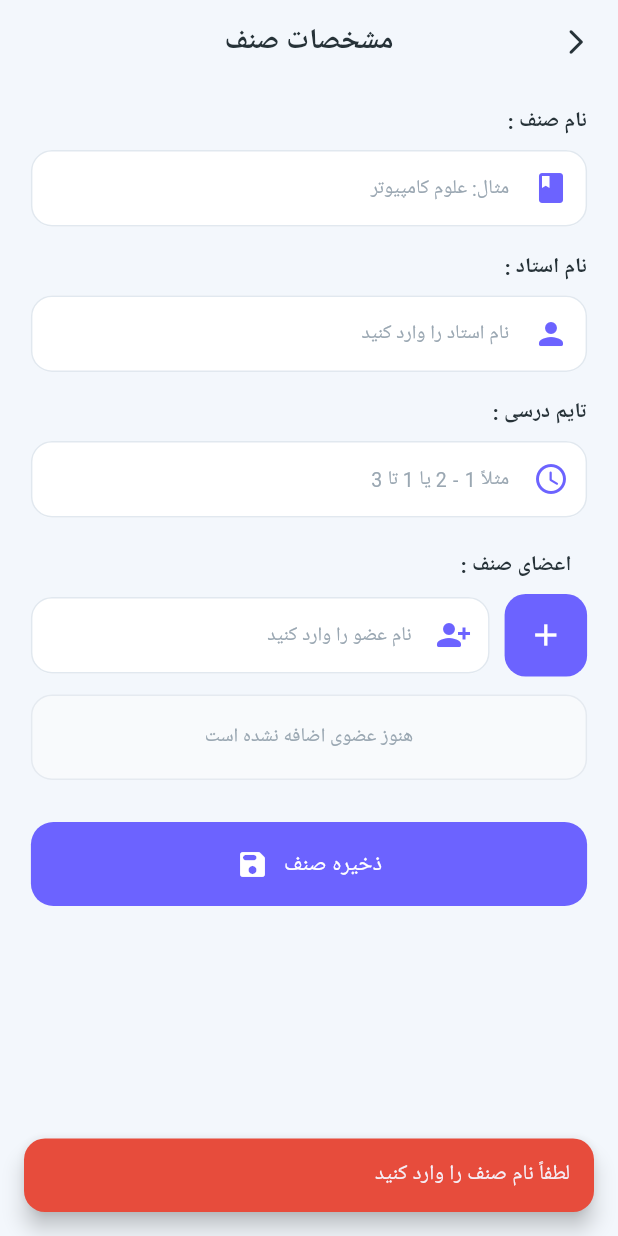
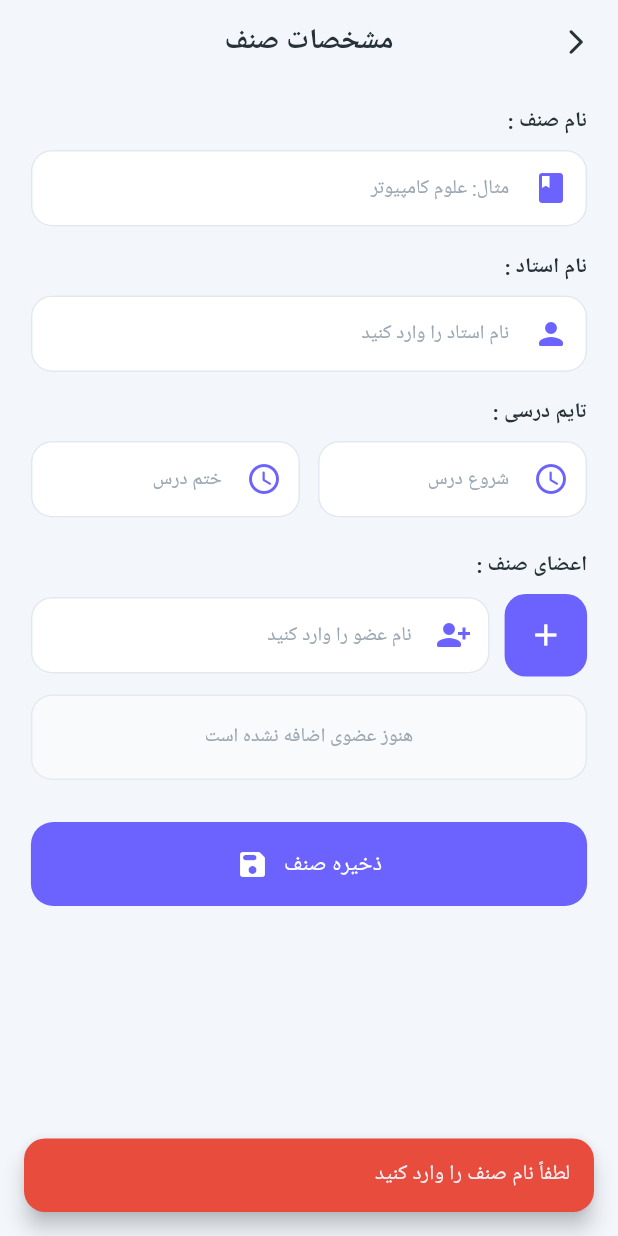
Before and after one commit to ehnoori/class-management-app, a Flutter app: the ClassManagementScreen screen opened directly, after a tap on "ذخیره صنف", on a phone screen of 412 x 824 dp. Run offline on Flutter 3.47's test engine with Material 3 defaults, Android fonts, the phone set to English and light mode, and no system bars; our stand-ins replace google_fonts, isar, open_filex, share_plus; missing offline and left inert: excel; accounts and stored records are empty; generated files the repository leaves out were written again; Roboto replaces fonts that are missing (Vazirmatn).

```diff
--- a/lib/screens/class_management_screen.dart
+++ b/lib/screens/class_management_screen.dart
@@ -1,5 +1,6 @@
 
 import 'package:flutter/material.dart';
+import 'package:flutter/services.dart';
 import 'package:google_fonts/google_fonts.dart';
 
 import '../database/isar_service.dart';
@@ -23,7 +24,10 @@ class _ClassManagementScreenState
   final TextEditingController teacherController =
       TextEditingController();
 
-  final TextEditingController classTimeController =
+  final TextEditingController startTimeController =
+      TextEditingController();
+
+  final TextEditingController endTimeController =
       TextEditingController();
 
   final TextEditingController memberController =
@@ -38,12 +42,13 @@ class _ClassManagementScreenState
   void dispose() {
     classNameController.dispose();
     teacherController.dispose();
-    classTimeController.dispose();
+    startTimeController.dispose();
+    endTimeController.dispose();
     memberController.dispose();
     super.dispose();
   }
 
-  // یکسان‌سازی نام برای تشخیص نام‌های تکراری
+  // Normalize names to detect duplicates
   String _normalizeName(String name) {
     return name
         .trim()
@@ -51,7 +56,7 @@ class _ClassManagementScreenState
         .toLowerCase();
   }
 
-  // افزودن عضو
+  // Add member
   void addMember() {
     final String memberName = memberController.text
         .trim()
@@ -79,20 +84,21 @@ class _ClassManagementScreenState
     });
   }
 
-  // حذف عضو
+  // Remove member
   void removeMember(int index) {
     setState(() {
       members.removeAt(index);
     });
   }
 
-  // ذخیره صنف
+  // Save class
   Future<void> saveClass() async {
     if (isSaving) return;
 
     final String className = classNameController.text.trim();
     final String teacherName = teacherController.text.trim();
-    final String classTime = classTimeController.text.trim();
+    final String startTime = startTimeController.text.trim();
+    final String endTime = endTimeController.text.trim();
 
     if (className.isEmpty) {
       _showMessage('لطفاً نام صنف را وارد کنید');
@@ -104,17 +110,36 @@ class _ClassManagementScreenState
       return;
     }
 
-    if (classTime.isEmpty) {
-      _showMessage('لطفاً تایم درسی را وارد کنید');
+    if (startTime.isEmpty || endTime.isEmpty) {
+      _showMessage('لطفاً زمان شروع و ختم درس را وارد کنید');
       return;
     }
+
+    final int? start = int.tryParse(startTime);
+    final int? end = int.tryParse(endTime);
+
+    if (start == null ||
+        end == null ||
+        start < 0 ||
+        start > 23 ||
+        end < 1 ||
+        end > 24 ||
+        start >= end) {
+      _showMessage(
+        'زمان را درست وارد کنید؛ شروع ۰ تا ۲۳ و ختم ۱ تا ۲۴ باشد',
+      );
+      return;
+    }
+
+    // Keep the existing ClassModel.classTime field.
+    final String classTime = '$start - $end';
 
     if (members.isEmpty) {
       _showMessage('لطفاً حداقل یک عضو برای صنف اضافه کنید');
       return;
     }
 
-    // بررسی دوباره نام‌های تکراری
+    // Check duplicate members
     final normalizedMembers =
         members.map(_normalizeName).toList();
 
@@ -141,9 +166,7 @@ class _ClassManagementScreenState
         await isar.classModels.put(newClass);
       });
 
-      // اطمینان از ذخیره شدن صنف
-      final savedClass =
-          await isar.classModels.get(newClass.id);
+      final savedClass = await isar.classModels.get(newClass.id);
 
       if (savedClass == null) {
         throw Exception('صنف در دیتابیس ذخیره نشد');
@@ -151,7 +174,6 @@ class _ClassManagementScreenState
 
       if (!mounted) return;
 
-      // انتقال همان صنف ذخیره‌شده به صفحه انتخاب شاگرد
       Navigator.pushReplacement(
         context,
         MaterialPageRoute(
@@ -176,7 +198,7 @@ class _ClassManagementScreenState
     }
   }
 
-  // نمایش پیام
+  // Show message
   void _showMessage(
     String message, {
     bool success = false,
@@ -207,7 +229,7 @@ class _ClassManagementScreenState
       );
   }
 
-  // عنوان فیلد
+  // Label
   Widget _label(String text) {
     return Align(
       alignment: Alignment.centerRight,
@@ -223,14 +245,18 @@ class _ClassManagementScreenState
     );
   }
 
-  // فیلد متنی
+  // Text field
   Widget _textField({
     required TextEditingController controller,
     required String hintText,
     required IconData icon,
+    TextInputType keyboardType = TextInputType.text,
+    List<TextInputFormatter>? inputFormatters,
   }) {
     return TextField(
       controller: controller,
+      keyboardType: keyboardType,
+      inputFormatters: inputFormatters,
       textDirection: TextDirection.rtl,
       textAlign: TextAlign.right,
       style: GoogleFonts.vazirmatn(
@@ -279,7 +305,39 @@ class _ClassManagementScreenState
     );
   }
 
-  // ورودی افزودن عضو
+  // Start and end time fields
+  Widget _timeFields() {
+    final numericFormatter = <TextInputFormatter>[
+      FilteringTextInputFormatter.digitsOnly,
+      LengthLimitingTextInputFormatter(2),
+    ];
+
+    return Row(
+      children: [
+        Expanded(
+          child: _textField(
+            controller: startTimeController,
+            hintText: 'شروع درس',
+            icon: Icons.access_time_rounded,
+            keyboardType: TextInputType.number,
+            inputFormatters: numericFormatter,
+          ),
+        ),
+        const SizedBox(width: 12),
+        Expanded(
+          child: _textField(
+            controller: endTimeController,
+            hintText: 'ختم درس',
+            icon: Icons.access_time_rounded,
+            keyboardType: TextInputType.number,
+            inputFormatters: numericFormatter,
+          ),
+        ),
+      ],
+    );
+  }
+
+  // Add member input
   Widget _memberInput() {
     return Row(
       children: [
@@ -310,7 +368,7 @@ class _ClassManagementScreenState
     );
   }
 
-  // فهرست اعضا
+  // Members list
   Widget _buildMembersList() {
     if (members.isEmpty) {
       return Container(
@@ -466,14 +524,10 @@ class _ClassManagementScreenState
 
                 _label('تایم درسی :'),
                 const SizedBox(height: 8),
-                _textField(
-                  controller: classTimeController,
-                  hintText: 'مثلاً 1 - 2 یا 1 تا 3',
-                  icon: Icons.access_time_rounded,
-                ),
+                _timeFields(),
                 const SizedBox(height: 22),
 
-                _label('   اعضای صنف : '),
+                _label('اعضای صنف :'),
                 const SizedBox(height: 8),
                 _memberInput(),
                 const SizedBox(height: 12),
```
Also changed, not shown: lib/screens/evaluation_screen.dart (+11 -2 lines), lib/screens/home_screen.dart (+0 -42 lines), 38 other files.
